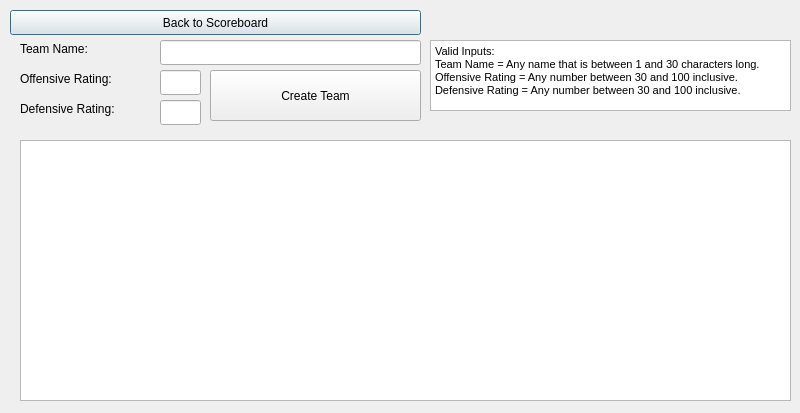
Old version of the form Basketball-Simulation/teamdetails.ui in the repository mmorth/Basketball-Simulation-QT.
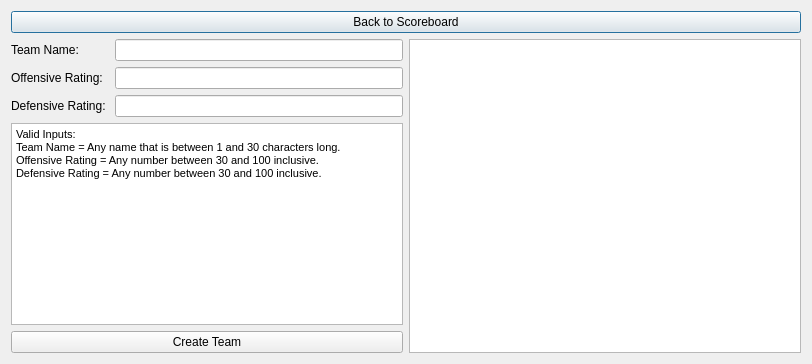
New version of the form.

Commit message: Added layouts to each window.

What changed in the file:
```diff
--- a/Basketball-Simulation/teamdetails.ui
+++ b/Basketball-Simulation/teamdetails.ui
@@ -6,88 +6,66 @@
    <rect>
     <x>0</x>
     <y>0</y>
-    <width>800</width>
-    <height>413</height>
+    <width>812</width>
+    <height>364</height>
    </rect>
   </property>
   <property name="windowTitle">
    <string>Dialog</string>
   </property>
+  <layout class="QVBoxLayout" name="verticalLayout">
+   <item>
   <widget class="QPushButton" name="scoreBoardButton">
-   <property name="geometry">
-    <rect>
-     <x>10</x>
-     <y>10</y>
-     <width>411</width>
-     <height>25</height>
-    </rect>
-   </property>
    <property name="text">
     <string>Back to Scoreboard</string>
    </property>
   </widget>
-  <widget class="QListView" name="teamListView">
-   <property name="geometry">
-    <rect>
-     <x>20</x>
-     <y>140</y>
-     <width>771</width>
-     <height>261</height>
-    </rect>
-   </property>
-  </widget>
-  <widget class="QLineEdit" name="teamNameInput">
-   <property name="geometry">
-    <rect>
-     <x>160</x>
-     <y>40</y>
-     <width>261</width>
-     <height>25</height>
-    </rect>
-   </property>
-  </widget>
-  <widget class="QLineEdit" name="offensiveRatingInput">
-   <property name="geometry">
-    <rect>
-     <x>160</x>
-     <y>70</y>
-     <width>41</width>
-     <height>25</height>
-    </rect>
-   </property>
-  </widget>
-  <widget class="QLineEdit" name="defensiveRatingInput">
-   <property name="geometry">
-    <rect>
-     <x>160</x>
-     <y>100</y>
-     <width>41</width>
-     <height>25</height>
-    </rect>
-   </property>
-  </widget>
+   </item>
+   <item>
+    <layout class="QHBoxLayout" name="formListViewHV">
+     <item>
+      <layout class="QHBoxLayout" name="formHV">
+       <item>
+        <layout class="QFormLayout" name="formInputs">
+         <item row="0" column="0">
+          <widget class="QLabel" name="teamNameLabel">
+           <property name="text">
+            <string>Team Name: </string>
+           </property>
+          </widget>
+         </item>
+         <item row="0" column="1">
+          <widget class="QLineEdit" name="teamNameInput"/>
+         </item>
+         <item row="1" column="0">
+          <widget class="QLabel" name="offensiveRatingLabel">
+           <property name="text">
+            <string>Offensive Rating: </string>
+           </property>
+          </widget>
+         </item>
+         <item row="1" column="1">
+          <widget class="QLineEdit" name="offensiveRatingInput"/>
+         </item>
+         <item row="3" column="0">
+          <widget class="QLabel" name="defensiveRatingLabel">
+           <property name="text">
+            <string>Defensive Rating: </string>
+           </property>
+          </widget>
+         </item>
+         <item row="3" column="1">
+          <widget class="QLineEdit" name="defensiveRatingInput"/>
+         </item>
+         <item row="6" column="0" colspan="2">
   <widget class="QPushButton" name="createTeamButton">
-   <property name="geometry">
-    <rect>
-     <x>210</x>
-     <y>70</y>
-     <width>211</width>
-     <height>51</height>
-    </rect>
-   </property>
    <property name="text">
     <string>Create Team</string>
    </property>
   </widget>
+         </item>
+         <item row="4" column="0" colspan="2">
   <widget class="QTextEdit" name="directionsLabel">
-   <property name="geometry">
-    <rect>
-     <x>430</x>
-     <y>40</y>
-     <width>361</width>
-     <height>71</height>
-    </rect>
-   </property>
    <property name="html">
     <string>&lt;!DOCTYPE HTML PUBLIC &quot;-//W3C//DTD HTML 4.0//EN&quot; &quot;http://www.w3.org/TR/REC-html40/strict.dtd&quot;&gt;
 &lt;html&gt;&lt;head&gt;&lt;meta name=&quot;qrichtext&quot; content=&quot;1&quot; /&gt;&lt;style type=&quot;text/css&quot;&gt;
@@ -99,45 +77,17 @@
 &lt;p style=&quot; margin-top:0px; margin-bottom:0px; margin-left:0px; margin-right:0px; -qt-block-indent:0; text-indent:0px;&quot;&gt;&lt;span style=&quot; font-size:8pt;&quot;&gt;Defensive Rating = Any number between 30 and 100 inclusive.&lt;/span&gt;&lt;/p&gt;&lt;/body&gt;&lt;/html&gt;</string>
    </property>
   </widget>
-  <widget class="QLabel" name="teamNameLabel">
-   <property name="geometry">
-    <rect>
-     <x>20</x>
-     <y>40</y>
-     <width>131</width>
-     <height>17</height>
-    </rect>
-   </property>
-   <property name="text">
-    <string>Team Name: </string>
-   </property>
-  </widget>
-  <widget class="QLabel" name="offensiveRatingLabel">
-   <property name="geometry">
-    <rect>
-     <x>20</x>
-     <y>70</y>
-     <width>131</width>
-     <height>17</height>
-    </rect>
-   </property>
-   <property name="text">
-    <string>Offensive Rating: </string>
-   </property>
-  </widget>
-  <widget class="QLabel" name="defensiveRatingLabel">
-   <property name="geometry">
-    <rect>
-     <x>20</x>
-     <y>100</y>
-     <width>121</width>
-     <height>17</height>
-    </rect>
-   </property>
-   <property name="text">
-    <string>Defensive Rating: </string>
-   </property>
-  </widget>
+         </item>
+        </layout>
+       </item>
+      </layout>
+     </item>
+     <item>
+      <widget class="QListView" name="teamListView"/>
+     </item>
+    </layout>
+   </item>
+  </layout>
  </widget>
  <resources/>
  <connections/>
```
Lines whose indentation alone changed are shown as unchanged. The commit also changes 2 other files.
